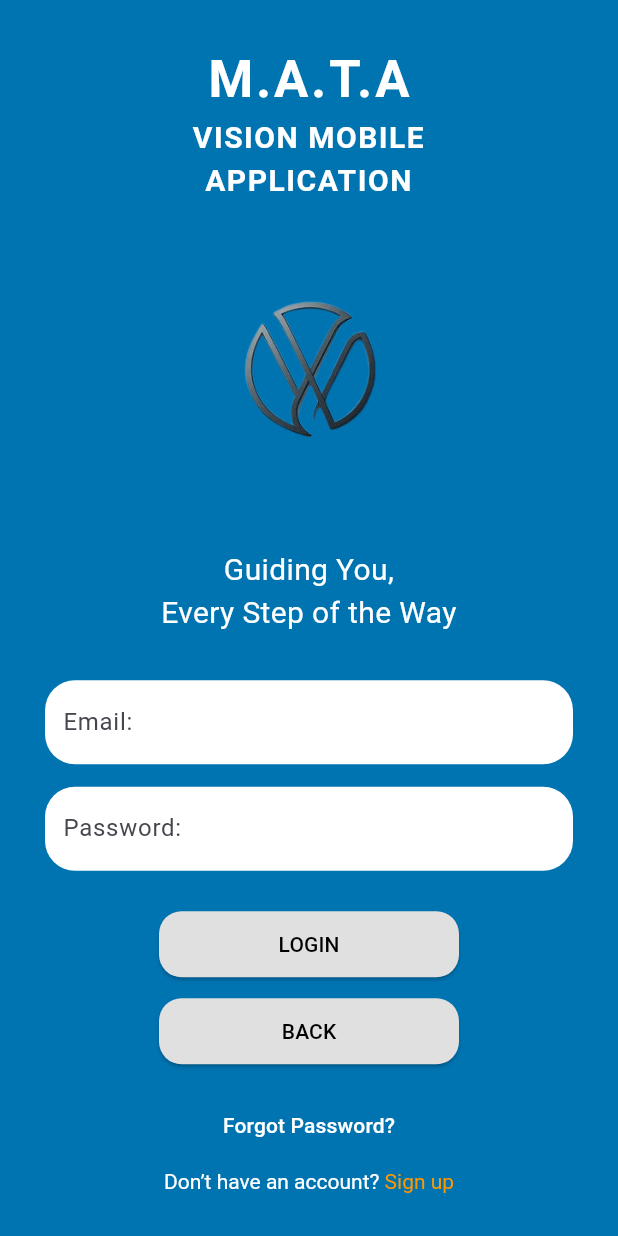
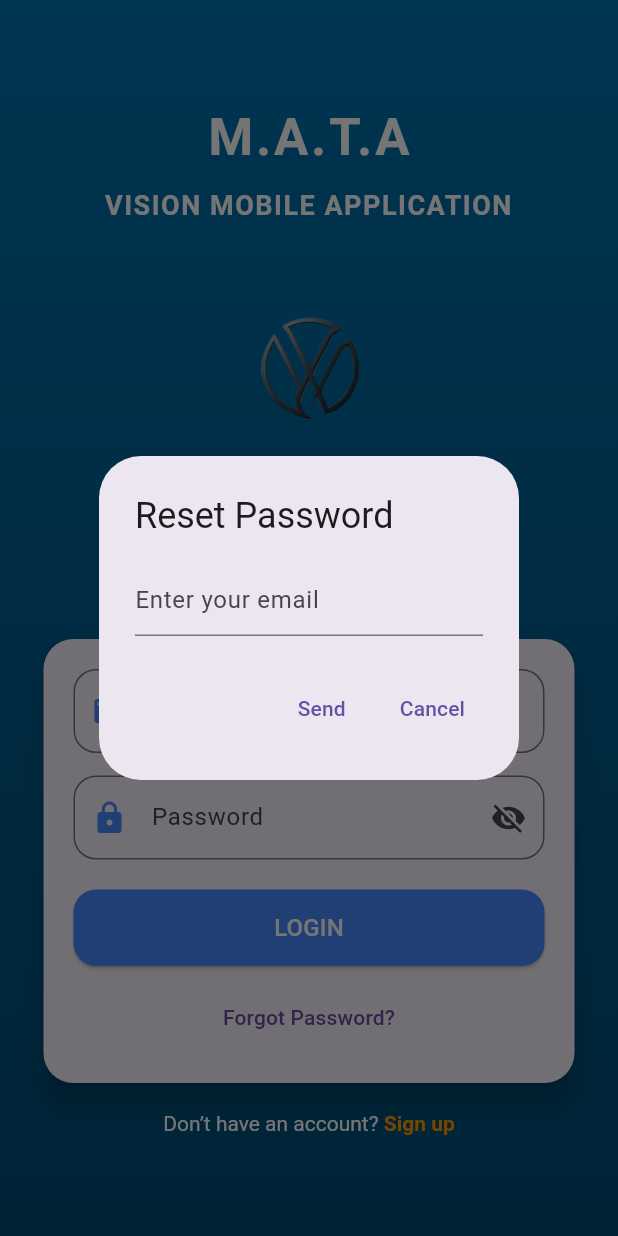
Before and after one commit to SyahmiAmsyar/MATA, a Flutter app: the screen it shows after launch, after a tap on "Forgot Password?", on a phone screen of 412 x 824 dp. Run offline on Flutter 3.47's test engine with Material 3 defaults, Android fonts, the phone set to English and light mode, and no system bars; our stand-ins replace cloud_firestore, firebase_auth, firebase_core, firebase_database, google_maps_flutter, shared_preferences and 1 more; accounts and stored records are empty.

Commit message:
Update login_page.dart

```diff
--- a/lib/login_page.dart
+++ b/lib/login_page.dart
@@ -1,6 +1,7 @@
 import 'package:flutter/material.dart';
 import 'package:flutter/gestures.dart';
 import 'package:firebase_auth/firebase_auth.dart';
+import 'package:shared_preferences/shared_preferences.dart';
 import 'signup_page.dart';
 import 'dashboard_page.dart';
 
@@ -15,42 +16,114 @@ class _LoginPageState extends State<LoginPage> {
   final TextEditingController _emailController = TextEditingController();
   final TextEditingController _passwordController = TextEditingController();
 
-  String? errorText;
+  bool _obscurePassword = true;
+  bool _isLoading = false;
 
   Future<void> _login() async {
     final email = _emailController.text.trim();
     final password = _passwordController.text;
 
+    if (email.isEmpty || password.isEmpty) {
+      ScaffoldMessenger.of(context).showSnackBar(
+        const SnackBar(content: Text("Please fill in all fields.")),
+      );
+      return;
+    }
+
+    setState(() => _isLoading = true);
+
     try {
-      // Sign in with Firebase
       await FirebaseAuth.instance.signInWithEmailAndPassword(
         email: email,
         password: password,
       );
 
-      setState(() => errorText = null);
+      // Save login state
+      final prefs = await SharedPreferences.getInstance();
+      await prefs.setBool('loggedIn', true);
 
-      // Navigate to Dashboard
+      ScaffoldMessenger.of(context).showSnackBar(
+        const SnackBar(content: Text("Login successful!")),
+      );
+
       Navigator.pushReplacement(
         context,
         MaterialPageRoute(builder: (context) => const DashboardPage()),
       );
     } on FirebaseAuthException catch (e) {
-      setState(() => errorText = e.message);
+      ScaffoldMessenger.of(context).showSnackBar(
+        SnackBar(content: Text(e.message ?? "Login failed")),
+      );
     } catch (e) {
-      setState(() => errorText = "Something went wrong. Try again.");
+      ScaffoldMessenger.of(context).showSnackBar(
+        const SnackBar(content: Text("Something went wrong. Try again.")),
+      );
+    } finally {
+      setState(() => _isLoading = false);
     }
+  }
+
+  Future<void> _resetPassword() async {
+    final emailController = TextEditingController();
+
+    await showDialog(
+      context: context,
+      builder: (context) => AlertDialog(
+        title: const Text("Reset Password"),
+        content: TextField(
+          controller: emailController,
+          keyboardType: TextInputType.emailAddress,
+          decoration: const InputDecoration(hintText: "Enter your email"),
+        ),
+        actions: [
+          TextButton(
+            onPressed: () async {
+              final email = emailController.text.trim();
+              if (email.isNotEmpty) {
+                try {
+                  await FirebaseAuth.instance
+                      .sendPasswordResetEmail(email: email);
+                  Navigator.pop(context);
+
+                  ScaffoldMessenger.of(context).showSnackBar(
+                    const SnackBar(
+                        content: Text("Password reset link sent!")),
+                  );
+                } on FirebaseAuthException catch (e) {
+                  Navigator.pop(context);
+                  ScaffoldMessenger.of(context).showSnackBar(
+                    SnackBar(content: Text(e.message ?? "Error occurred")),
+                  );
+                }
+              }
+            },
+            child: const Text("Send"),
+          ),
+          TextButton(
+            onPressed: () => Navigator.pop(context),
+            child: const Text("Cancel"),
+          ),
+        ],
+      ),
+    );
   }
 
   @override
   Widget build(BuildContext context) {
     return Scaffold(
-      backgroundColor: const Color(0xFF0073B1),
-      body: Center(
+      body: Container(
+        width: double.infinity,
+        decoration: const BoxDecoration(
+          gradient: LinearGradient(
+            colors: [Color(0xFF0073B1), Color(0xFF004C75)],
+            begin: Alignment.topCenter,
+            end: Alignment.bottomCenter,
+          ),
+        ),
+        child: Center(
           child: SingleChildScrollView(
-          padding: const EdgeInsets.symmetric(horizontal: 30.0),
+            padding: const EdgeInsets.symmetric(horizontal: 25.0),
             child: Column(
-            crossAxisAlignment: CrossAxisAlignment.center,
               children: [
                 const Text(
                   'M.A.T.A',
@@ -61,46 +134,55 @@ class _LoginPageState extends State<LoginPage> {
                     letterSpacing: 2,
                   ),
                 ),
+                const SizedBox(height: 8),
                 const Text(
-                'VISION MOBILE\nAPPLICATION',
+                  'VISION MOBILE APPLICATION',
                   textAlign: TextAlign.center,
                   style: TextStyle(
-                  fontSize: 20,
+                    fontSize: 18,
                     fontWeight: FontWeight.w600,
                     color: Colors.white,
                     letterSpacing: 1,
                   ),
                 ),
-              const SizedBox(height: 10),
-              Image.asset('assets/logo_mata1.png', width: 200, height: 200),
+                const SizedBox(height: 20),
+                Image.asset('assets/logo_mata1.png', width: 150, height: 150),
                 const SizedBox(height: 20),
                 const Text(
                   'Guiding You,\nEvery Step of the Way',
                   textAlign: TextAlign.center,
-                style: TextStyle(fontSize: 20, color: Colors.white),
+                  style: TextStyle(fontSize: 18, color: Colors.white70),
                 ),
                 const SizedBox(height: 30),
-              _buildInputField('Email:', _emailController),
+                Card(
+                  shape: RoundedRectangleBorder(
+                      borderRadius: BorderRadius.circular(20)),
+                  elevation: 8,
+                  child: Padding(
+                    padding: const EdgeInsets.all(20.0),
+                    child: Column(
+                      children: [
+                        _buildInputField(
+                          "Email",
+                          _emailController,
+                          icon: Icons.email,
+                        ),
                         const SizedBox(height: 15),
-              _buildInputField('Password:', _passwordController, obscure: true),
-              if (errorText != null) ...[
+                        _buildPasswordField(),
+                        const SizedBox(height: 20),
+                        _isLoading
+                            ? const CircularProgressIndicator()
+                            : _buildButton("LOGIN", _login),
                         const SizedBox(height: 10),
-                Text(errorText!, style: const TextStyle(color: Colors.red)),
+                        TextButton(
+                          onPressed: _resetPassword,
+                          child: const Text("Forgot Password?"),
+                        ),
                       ],
-              const SizedBox(height: 25),
-              _buildButton('LOGIN', _login),
-              const SizedBox(height: 10),
-              _buildButton('BACK', () {
-                Navigator.pop(context);
-              }),
+                    ),
+                  ),
+                ),
                 const SizedBox(height: 15),
-              TextButton(
-                onPressed: () {
-                  // Implement Forgot Password if needed
-                },
-                child: const Text('Forgot Password?', style: TextStyle(color: Colors.white)),
-              ),
-              const SizedBox(height: 5),
                 RichText(
                   text: TextSpan(
                     text: "Don’t have an account? ",
@@ -108,12 +190,15 @@ class _LoginPageState extends State<LoginPage> {
                     children: [
                       TextSpan(
                         text: "Sign up",
-                      style: const TextStyle(color: Colors.orange),
+                        style: const TextStyle(
+                            color: Colors.orange,
+                            fontWeight: FontWeight.bold),
                         recognizer: TapGestureRecognizer()
                           ..onTap = () {
                             Navigator.push(
                               context,
-                            MaterialPageRoute(builder: (context) => const SignUpPage()),
+                              MaterialPageRoute(
+                                  builder: (context) => const SignUpPage()),
                             );
                           },
                       ),
@@ -124,38 +209,59 @@ class _LoginPageState extends State<LoginPage> {
             ),
           ),
         ),
+      ),
     );
   }
 
-  Widget _buildInputField(String label, TextEditingController controller, {bool obscure = false}) {
-    return Container(
-      padding: const EdgeInsets.symmetric(horizontal: 12),
-      decoration: BoxDecoration(
-        color: Colors.white,
-        borderRadius: BorderRadius.circular(20),
+  Widget _buildInputField(String label, TextEditingController controller,
+      {IconData? icon}) {
+    return TextField(
+      controller: controller,
+      decoration: InputDecoration(
+        prefixIcon: Icon(icon, color: Colors.blueAccent),
+        labelText: label,
+        border: OutlineInputBorder(
+          borderRadius: BorderRadius.circular(15),
         ),
-      child: TextField(
-        controller: controller,
-        obscureText: obscure,
-        decoration: InputDecoration(border: InputBorder.none, labelText: label),
+      ),
+    );
+  }
+
+  Widget _buildPasswordField() {
+    return TextField(
+      controller: _passwordController,
+      obscureText: _obscurePassword,
+      decoration: InputDecoration(
+        prefixIcon: const Icon(Icons.lock, color: Colors.blueAccent),
+        labelText: "Password",
+        border: OutlineInputBorder(
+          borderRadius: BorderRadius.circular(15),
+        ),
+        suffixIcon: IconButton(
+          icon: Icon(
+              _obscurePassword ? Icons.visibility_off : Icons.visibility),
+          onPressed: () {
+            setState(() => _obscurePassword = !_obscurePassword);
+          },
+        ),
       ),
     );
   }
 
   Widget _buildButton(String text, VoidCallback onPressed) {
-    return Center(
-      child: SizedBox(
-        width: 200,
+    return SizedBox(
+      width: double.infinity,
       child: ElevatedButton(
         onPressed: onPressed,
         style: ElevatedButton.styleFrom(
-            backgroundColor: Colors.grey[300],
-            shape: RoundedRectangleBorder(
-              borderRadius: BorderRadius.circular(15),
+          backgroundColor: Colors.blueAccent,
+          padding: const EdgeInsets.symmetric(vertical: 14),
+          shape:
+          RoundedRectangleBorder(borderRadius: BorderRadius.circular(15)),
         ),
-            padding: const EdgeInsets.symmetric(vertical: 12),
-          ),
-          child: Text(text, style: const TextStyle(color: Colors.black)),
+        child: Text(
+          text,
+          style: const TextStyle(fontSize: 16, color: Colors.white),
         ),
       ),
     );
```
Lines whose indentation alone changed are shown as unchanged.
